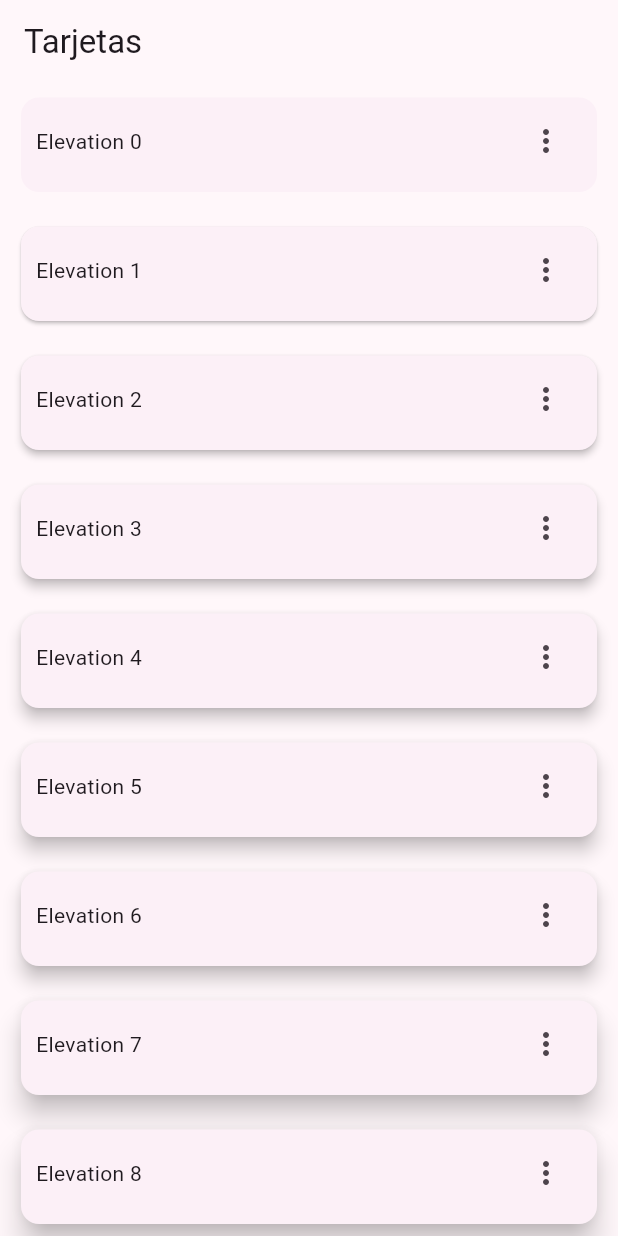
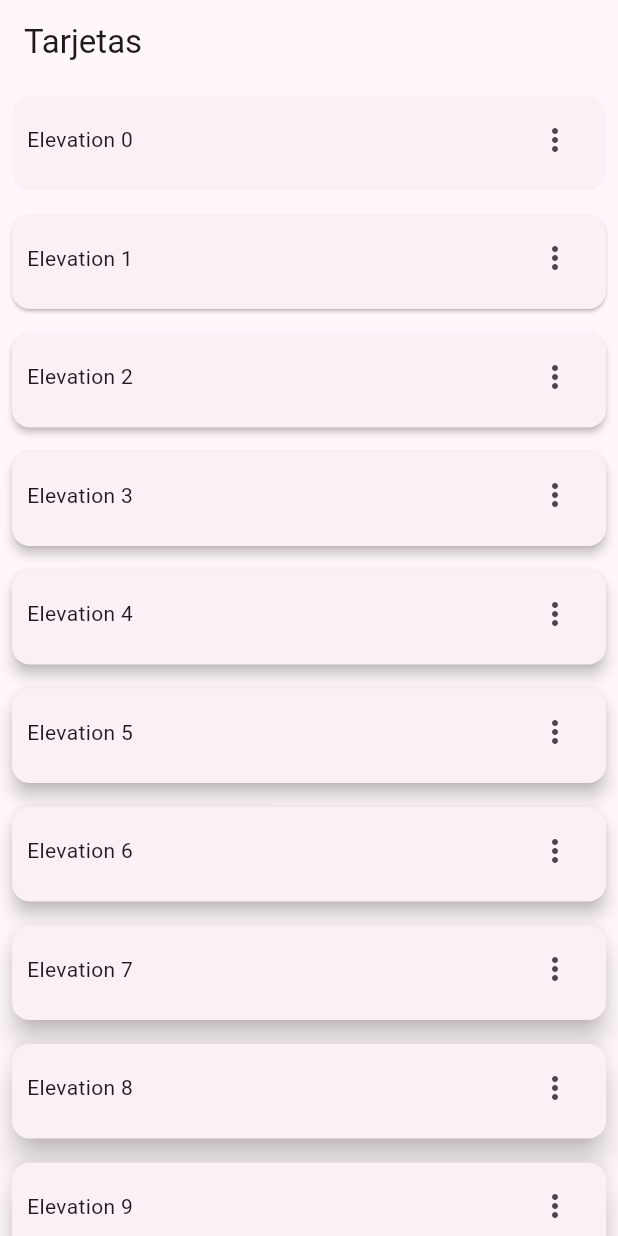
Before and after one commit to abrahamhs/widgets_app, a Flutter app: the CardsScreen screen opened by its route, after a tap on the "more vert" icon, on a phone screen of 412 x 824 dp. Run offline on Flutter 3.47's test engine with Material 3 defaults, Android fonts, the phone set to English and light mode, and no system bars; our stand-ins replace go_router.

Commit message:
Refactor CardsScreen to implement multiple card types and enhance card layout

```diff
--- a/lib/presentation/screen/cards/cards_screen.dart
+++ b/lib/presentation/screen/cards/cards_screen.dart
@@ -37,22 +37,112 @@ class _CardsView extends StatelessWidget {
 
   @override
   Widget build(BuildContext context) {
-    return Column(
+    return SingleChildScrollView(
+      child: Column(
         children: [
-        Expanded(
-          // ListView.builder para construir una lista de tarjetas
-          child: ListView.builder(
-            itemCount: cards.length,
-            itemBuilder: (context, index) {
-              final card = cards[index];
+          // Iteración de la lista de tarjetas para mostrarlas en la pantalla
+          ...cards.map((card) => _CardType1(card: card)),
+          ...cards.map((card) => _CardType2(card: card)),
+          ...cards.map((card) => _CardType3(card: card)),
+
+        ],
+      ),
+    );
+  }
+}
+
+// Definición de la clase _CardType3 que extiende StatelessWidget
+class _CardType3 extends StatelessWidget {
+  const _CardType3({
+    required this.card,
+  });
+
+  final Map<String, dynamic> card;
+
+  @override
+  Widget build(BuildContext context) {
+    final colors = Theme.of(context).colorScheme;
+
     return Padding(
+      padding: const EdgeInsets.all(4.0),
+      child: Card(
+        color: colors.secondaryContainer,
+        // Elevación de la tarjeta
+        elevation: card['elevation'],
+        child: Row(
+          mainAxisAlignment: MainAxisAlignment.spaceBetween,
+          children: [
+            // Alineación del icono a la izquierda
+            Align(
+              alignment: Alignment.centerLeft,
+              child: Padding(
                 padding: const EdgeInsets.fromLTRB(10, 5, 10, 10),
-                child: _CardType1(card: card),
-              );
-            },
+                child: IconButton(
+                  icon: const Icon(Icons.more_vert_outlined),
+                  onPressed: () {},
+                ),
+              ),
+            ),
+            Align(
+              alignment: Alignment.centerRight,
+              child: Padding(
+                padding: const EdgeInsets.fromLTRB(10, 5, 10, 10),
+                child: Text(card['label']),
               ),
             ),
           ],
+        ),
+      ),
+    );
+  }
+}
+
+
+// Definición de la clase _CardType2 que extiende StatelessWidget
+class _CardType2 extends StatelessWidget {
+  const _CardType2({
+    required this.card,
+  });
+
+  final Map<String, dynamic> card;
+
+  @override
+  Widget build(BuildContext context) {
+    final colors = Theme.of(context).colorScheme;
+
+    return Padding(
+      padding: const EdgeInsets.all(4.0),
+      child: Card(
+          shape: RoundedRectangleBorder(
+          borderRadius: BorderRadius.circular(10.0),
+          side: BorderSide(color: colors.outline),
+        ),
+        // Elevación de la tarjeta
+        elevation: card['elevation'],
+        child: Row(
+          mainAxisAlignment: MainAxisAlignment.spaceBetween,
+          children: [
+            // Alineación del icono a la izquierda
+            Align(
+              alignment: Alignment.centerLeft,
+              child: Padding(
+                padding: const EdgeInsets.fromLTRB(10, 5, 10, 10),
+                child: IconButton(
+                  icon: const Icon(Icons.more_vert_outlined),
+                  onPressed: () {},
+                ),
+              ),
+            ),
+            Align(
+              alignment: Alignment.centerRight,
+              child: Padding(
+                padding: const EdgeInsets.fromLTRB(10, 5, 10, 10),
+                child: Text('${card['label']} - outline'),
+              ),
+            ),
+          ],
+        ),
+      ),
     );
   }
 }
@@ -66,7 +156,9 @@ class _CardType1 extends StatelessWidget {
 
   @override
   Widget build(BuildContext context) {
-    return Card(
+    return Padding(
+      padding: const EdgeInsets.all(4.0),
+      child: Card(
         // Elevación de la tarjeta
         elevation: card['elevation'],
         child: Row(
@@ -93,6 +185,7 @@ class _CardType1 extends StatelessWidget {
             ),
           ],
         ),
+      ),
     );
   }
 }
```
Lines whose indentation alone changed are shown as unchanged.
